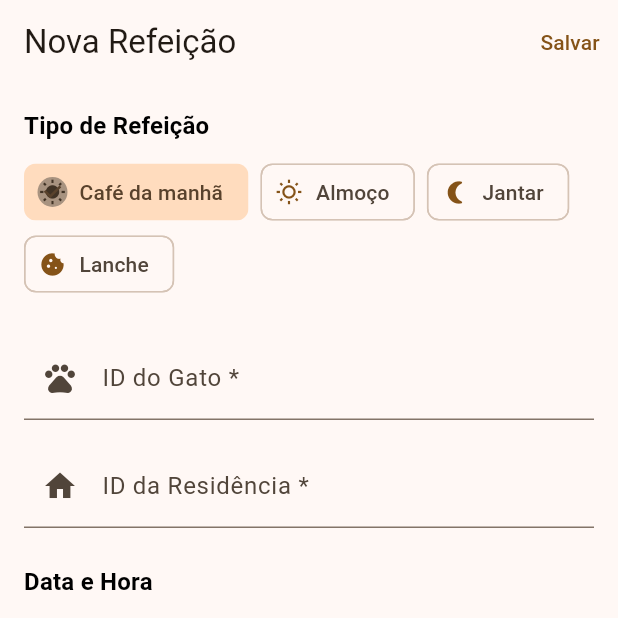
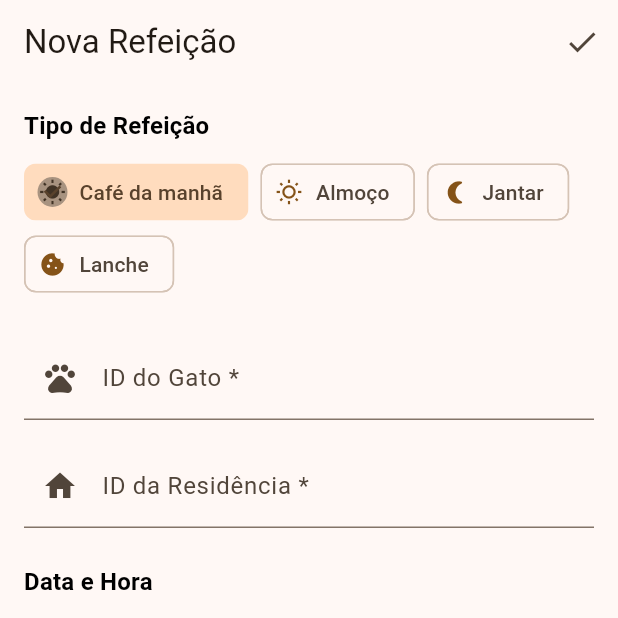
Before and after one commit to mauriciobc/mealtime-flutter, a Flutter app: the CreateMealPage screen opened by its route, on a phone screen of 412 x 824 dp, the top half of it. Run offline on Flutter 3.47's test engine with Material 3 defaults, Android fonts, the phone set to English and light mode, and no system bars; our stand-ins replace cached_network_image, dartz, dio, equatable, flutter_bloc, get_it and 5 more; accounts and stored records are empty; generated files the repository leaves out were written again.

Commit message:
🎨 Palette: Replace TextButton with IconButton in AppBar
💡 What: Replaced the "Salvar" (`Save`) `TextButton` with an `IconButton` using a checkmark icon in the `CreateMealPage`'s `AppBar`.

🎯 Why: This change improves the visual hierarchy and provides a cleaner, more modern UI. Using an icon for a primary action is a common and easily understood pattern in mobile design.

♿ Accessibility: Added a `tooltip` with the text "Salvar" to the `IconButton`. This ensures screen readers can announce the button's purpose and provides a label on long-press, maintaining accessibility for an icon-only button.

```diff
--- a/mealtime_app/lib/features/meals/presentation/pages/create_meal_page.dart
+++ b/mealtime_app/lib/features/meals/presentation/pages/create_meal_page.dart
@@ -64,7 +64,11 @@ class _CreateMealPageState extends State<CreateMealPage> {
       appBar: AppBar(
         title: const Text('Nova Refeição'),
         actions: [
-          TextButton(onPressed: _saveMeal, child: const Text('Salvar')),
+          IconButton(
+            icon: const Icon(Icons.check),
+            onPressed: _saveMeal,
+            tooltip: 'Salvar',
+          ),
         ],
       ),
       body: BlocListener<MealsBloc, MealsState>(
```
